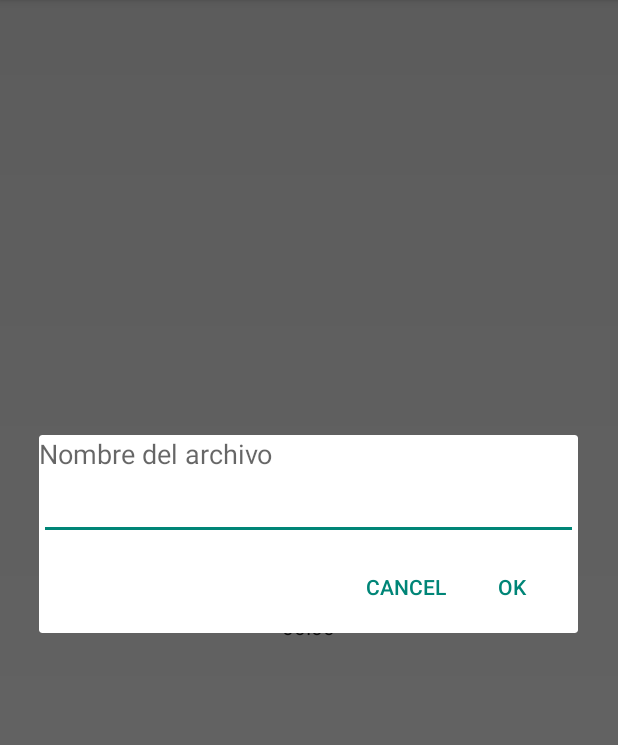
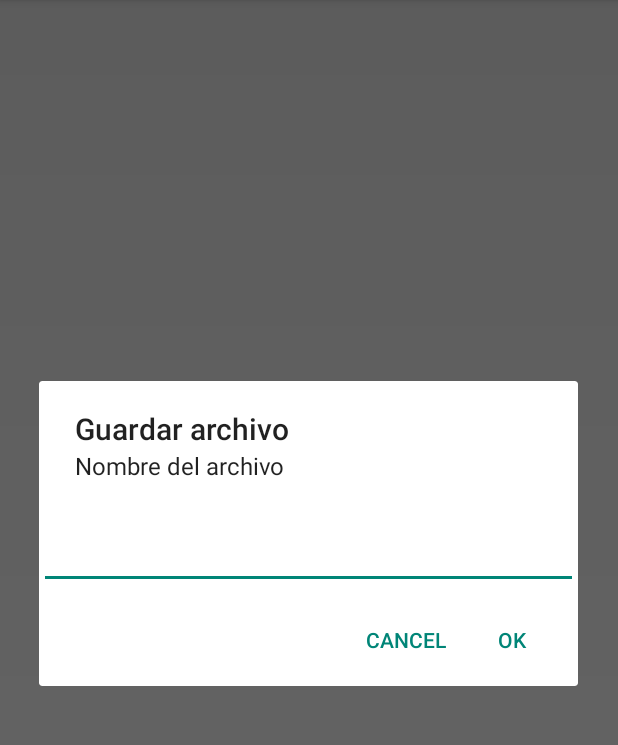
Before and after one commit to sigifredo/Grabadora, an Android app: the screen it shows after launch (MainActivity), after a tap on "DETENER", on a phone screen of 412 x 824 dp, the part 84-829 px from its top. Run offline under Robolectric (Android 15) with nearby library versions, the phone set to English and light mode, and no system bars; 2 statements that could not run were skipped; 1 other tap on this screen came first.

Commit message:
Dialog save was deleted.
Dialog save was deleted, that was replaced by a EditText.

```diff
--- a/app/src/main/java/com/eldamar/grabadora/app/RecordFragment.java
+++ b/app/src/main/java/com/eldamar/grabadora/app/RecordFragment.java
@@ -82,9 +82,10 @@ public class RecordFragment extends Fragment implements View.OnClickListener {
             mChronometer.setBase(SystemClock.elapsedRealtime());
 
             AlertDialog.Builder builder = new AlertDialog.Builder(getActivity());
-            View dialogSave = getActivity().getLayoutInflater().inflate(R.layout.dialog_save, null);
-            final EditText et = (EditText) dialogSave.findViewById(R.id.editText);
-            builder.setView(dialogSave)
+            final EditText et = new EditText(getActivity());
+            builder.setView(et)
+                    .setTitle("Guardar archivo")
+                    .setMessage("Nombre del archivo")
                     .setCancelable(false)
                     .setPositiveButton(android.R.string.yes, new DialogInterface.OnClickListener() {
                         public void onClick(DialogInterface dialogInterface, int iButton) {
--- a/app/src/main/res/layout/dialog_save.xml
+++ /dev/null
@@ -1,19 +0,0 @@
-<?xml version="1.0" encoding="utf-8"?>
-
-<LinearLayout xmlns:android="http://schemas.android.com/apk/res/android"
-    android:orientation="vertical" android:layout_width="match_parent"
-    android:layout_height="match_parent">
-
-    <TextView
-        android:layout_width="wrap_content"
-        android:layout_height="wrap_content"
-        android:text="Nombre del archivo"
-        android:id="@+id/message"
-        android:textAppearance="?android:textAppearanceMedium" />
-
-    <EditText
-        android:layout_width="match_parent"
-        android:layout_height="wrap_content"
-        android:id="@+id/editText" />
-
-</LinearLayout>
```
